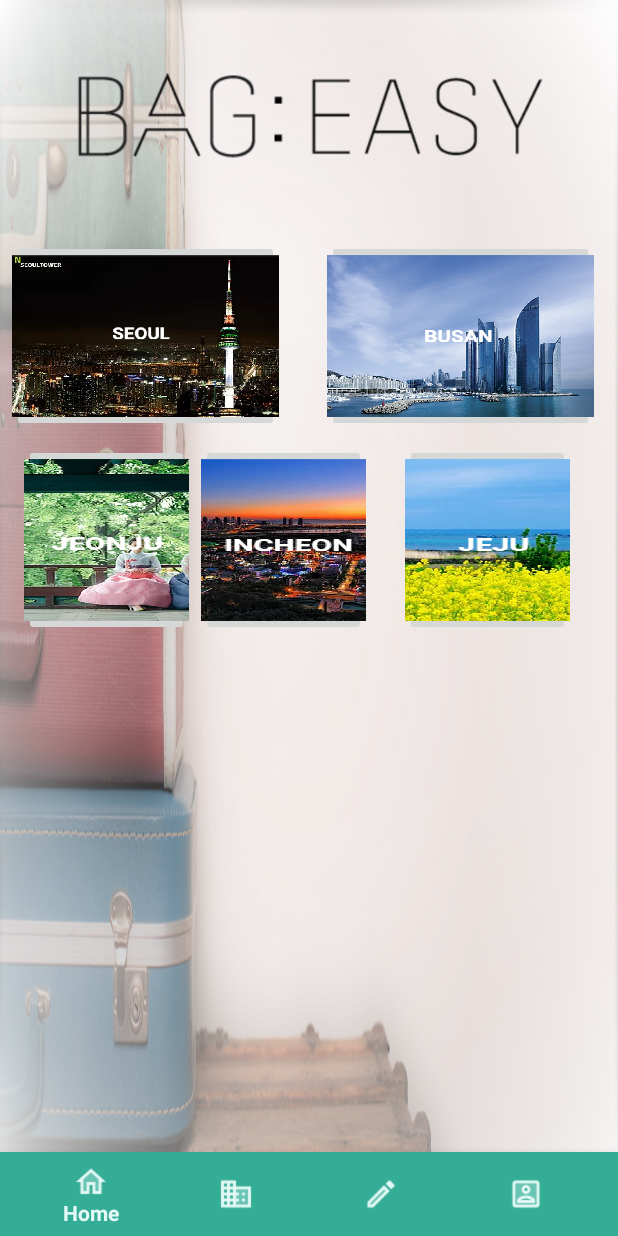
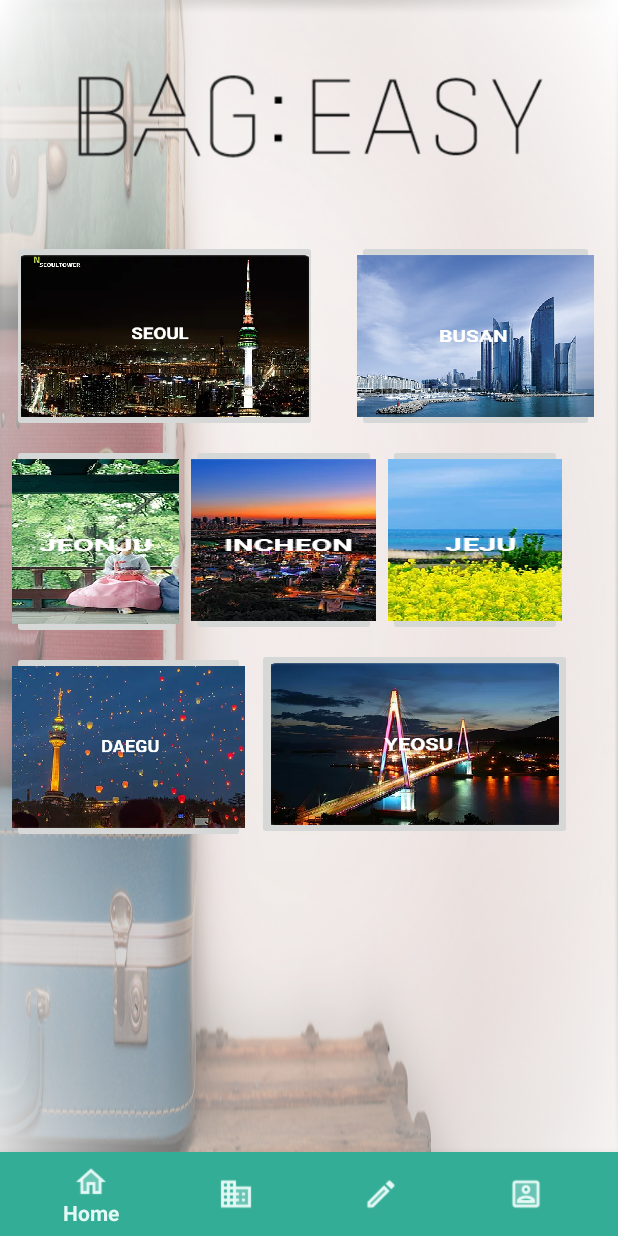
Before and after one commit to Min-Hyuk98/androidStudio_BAG-EASY, an Android app: the screen it shows after launch (Home), on a phone screen of 412 x 824 dp. Run offline under Robolectric (Android 15) with nearby library versions, the phone set to English and light mode, and no system bars.

Commit message:
add buttons in Home

```diff
--- a/app/src/main/java/com/kmu/bag_easy/Home.java
+++ b/app/src/main/java/com/kmu/bag_easy/Home.java
@@ -8,6 +8,7 @@ import android.support.v7.app.AppCompatActivity;
 import android.view.MenuItem;
 import android.widget.Button;
 import android.view.View;
+import android.widget.ImageButton;
 import android.widget.TextView;
 
 
@@ -39,6 +40,51 @@ public class Home extends AppCompatActivity {
                         return false;
                     }
                 });
+
+        ImageButton.OnClickListener onClickListener = new ImageButton.OnClickListener() {
+            @Override
+            public void onClick(View view) {
+                switch (view.getId()) {
+                    case R.id.button_seoul :
+                        startActivity(new Intent(Home.this, AboutUs.class));
+                        break ;
+                    case R.id.button_busan :
+                        startActivity(new Intent(Home.this, AboutUs.class));
+                        break ;
+                    case R.id.button_jeonju :
+                        startActivity(new Intent(Home.this, AboutUs.class));
+                        break ;
+                    case R.id.button_incheon :
+                        startActivity(new Intent(Home.this, AboutUs.class));
+                        break ;
+                    case R.id.button_jeju :
+                        startActivity(new Intent(Home.this, AboutUs.class));
+                        break ;
+                    case R.id.button_daegu :
+                        startActivity(new Intent(Home.this, AboutUs.class));
+                        break ;
+                    case R.id.button_yeosu :
+                        startActivity(new Intent(Home.this, AboutUs.class));
+                        break ;
+                }
+            }
+        } ;
+        ImageButton button_seoul = (ImageButton) findViewById(R.id.button_seoul) ;
+        button_seoul.setOnClickListener(onClickListener) ;
+        ImageButton button_busan = (ImageButton) findViewById(R.id.button_busan) ;
+        button_busan.setOnClickListener(onClickListener) ;
+        ImageButton button_jeonju = (ImageButton) findViewById(R.id.button_jeonju) ;
+        button_jeonju.setOnClickListener(onClickListener) ;
+        ImageButton button_incheon = (ImageButton) findViewById(R.id.button_incheon) ;
+        button_incheon.setOnClickListener(onClickListener) ;
+        ImageButton button_jeju = (ImageButton) findViewById(R.id.button_jeju) ;
+        button_jeju.setOnClickListener(onClickListener) ;
+        ImageButton button_daegu = (ImageButton) findViewById(R.id.button_daegu) ;
+        button_daegu.setOnClickListener(onClickListener) ;
+        ImageButton button_yeosu = (ImageButton) findViewById(R.id.button_yeosu) ;
+        button_yeosu.setOnClickListener(onClickListener) ;
+
+
     }
 
 
--- a/app/src/main/res/layout/activity_home.xml
+++ b/app/src/main/res/layout/activity_home.xml
@@ -5,8 +5,6 @@
     android:layout_width="match_parent"
     android:layout_height="match_parent"
     android:background="@drawable/home_background">
-
-
 
         <ImageView
             android:id="@+id/imageView"
@@ -29,25 +27,25 @@
             app:itemTextColor="@color/iconText"
             app:layout_constraintBottom_toBottomOf="parent"
             app:layout_constraintStart_toStartOf="parent"
-        app:menu="@menu/bottom_navigation_home"/>
+            app:menu="@menu/bottom_navigation_home" />
 
     <ImageButton
-        android:id="@+id/imageButton"
-        android:layout_width="178dp"
+        android:id="@+id/button_seoul"
+        android:layout_width="203dp"
         android:layout_height="128dp"
         android:layout_marginEnd="8dp"
         android:layout_marginStart="8dp"
         android:layout_marginTop="48dp"
         android:scaleType="centerCrop"
-        app:layout_constraintEnd_toStartOf="@+id/imageButton2"
+        app:layout_constraintEnd_toStartOf="@+id/button_busan"
         app:layout_constraintHorizontal_bias="0.0"
         app:layout_constraintStart_toStartOf="parent"
         app:layout_constraintTop_toBottomOf="@+id/imageView"
         app:srcCompat="@drawable/seoul" />
 
     <ImageButton
-        android:id="@+id/imageButton2"
-        android:layout_width="178dp"
+        android:id="@+id/button_busan"
+        android:layout_width="158dp"
         android:layout_height="128dp"
         android:layout_marginEnd="16dp"
         android:layout_marginTop="48dp"
@@ -57,40 +55,70 @@
         app:srcCompat="@drawable/busan" />
 
     <ImageButton
-        android:id="@+id/imageButton3"
-        android:layout_width="110dp"
+        android:id="@+id/button_jeju"
+        android:layout_width="116dp"
         android:layout_height="128dp"
         android:layout_marginEnd="8dp"
         android:layout_marginStart="8dp"
         android:layout_marginTop="8dp"
         android:scaleType="centerCrop"
         app:layout_constraintEnd_toEndOf="parent"
-        app:layout_constraintHorizontal_bias="0.428"
-        app:layout_constraintStart_toEndOf="@+id/imageButton4"
-        app:layout_constraintTop_toBottomOf="@+id/imageButton2"
+        app:layout_constraintHorizontal_bias="0"
+        app:layout_constraintStart_toEndOf="@+id/button_incheon"
+        app:layout_constraintTop_toBottomOf="@+id/button_busan"
         app:srcCompat="@drawable/jeju" />
 
     <ImageButton
-        android:id="@+id/imageButton4"
-        android:layout_width="110dp"
+        android:id="@+id/button_incheon"
+        android:layout_width="123dp"
         android:layout_height="128dp"
         android:layout_marginStart="8dp"
         android:layout_marginTop="8dp"
         android:scaleType="centerCrop"
-        app:layout_constraintStart_toEndOf="@+id/imageButton5"
-        app:layout_constraintTop_toBottomOf="@+id/imageButton"
+        app:layout_constraintStart_toEndOf="@+id/button_jeonju"
+        app:layout_constraintTop_toBottomOf="@+id/button_busan"
         app:srcCompat="@drawable/incheon" />
 
     <ImageButton
-        android:id="@+id/imageButton5"
-        android:layout_width="110dp"
-        android:layout_height="128dp"
-        android:layout_marginStart="16dp"
+        android:id="@+id/button_jeonju"
+        android:layout_width="111dp"
+        android:layout_height="130dp"
+        android:layout_marginStart="8dp"
         android:layout_marginTop="8dp"
         android:scaleType="centerCrop"
         app:layout_constraintStart_toStartOf="parent"
-        app:layout_constraintTop_toBottomOf="@+id/imageButton"
+        app:layout_constraintTop_toBottomOf="@+id/button_seoul"
         app:srcCompat="@drawable/jeonju" />
 
+    <ImageButton
+        android:id="@+id/button_daegu"
+        android:layout_width="155dp"
+        android:layout_height="128dp"
+        android:layout_marginBottom="8dp"
+        android:layout_marginStart="8dp"
+        android:layout_marginTop="8dp"
+        android:scaleType="centerCrop"
+        app:layout_constraintBottom_toBottomOf="parent"
+        app:layout_constraintStart_toStartOf="parent"
+        app:layout_constraintTop_toBottomOf="@+id/button_jeonju"
+        app:layout_constraintVertical_bias="0.0"
+        app:srcCompat="@drawable/daegu" />
+
+    <ImageButton
+        android:id="@+id/button_yeosu"
+        android:layout_width="210dp"
+        android:layout_height="128dp"
+        android:layout_marginBottom="8dp"
+        android:layout_marginEnd="8dp"
+        android:layout_marginStart="8dp"
+        android:layout_marginTop="8dp"
+        android:scaleType="centerCrop"
+        app:layout_constraintBottom_toBottomOf="parent"
+        app:layout_constraintEnd_toEndOf="parent"
+        app:layout_constraintHorizontal_bias="0.0"
+        app:layout_constraintStart_toEndOf="@+id/button_daegu"
+        app:layout_constraintTop_toBottomOf="@+id/button_jeju"
+        app:layout_constraintVertical_bias="0.0"
+        app:srcCompat="@drawable/yeosu" />
 
 </android.support.constraint.ConstraintLayout>
```
Also changed, not shown: app/src/main/res/drawable/daegu.png (added), app/src/main/res/drawable/yeosu.png (added). Lines whose indentation alone changed are shown as unchanged.
